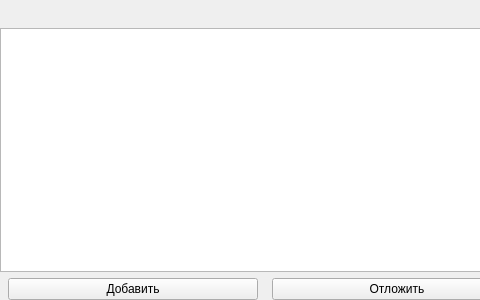
Old version of the form src/widget/viewobjectwidget.ui in the repository Arox/makler; both pictures show x 0 to 480 and y 0 to 300 of the 1058 by 300 pixel window.
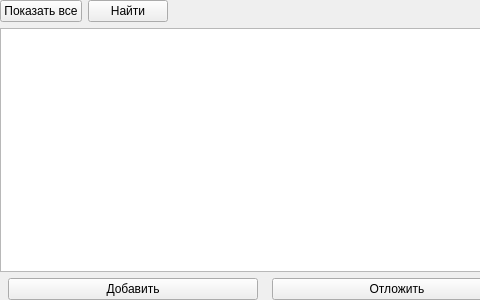
New version of the form.

```diff
--- a/src/widget/viewobjectwidget.ui
+++ b/src/widget/viewobjectwidget.ui
@@ -28,6 +28,20 @@
    </property>
    <item>
     <layout class="QHBoxLayout" name="horizontalLayout">
+     <item>
+      <widget class="QPushButton" name="mpClearFilter">
+       <property name="text">
+        <string>Показать все</string>
+       </property>
+      </widget>
+     </item>
+     <item>
+      <widget class="QPushButton" name="mpFilter">
+       <property name="text">
+        <string>Найти</string>
+       </property>
+      </widget>
+     </item>
      <item>
       <spacer name="horizontalSpacer">
        <property name="orientation">
```
